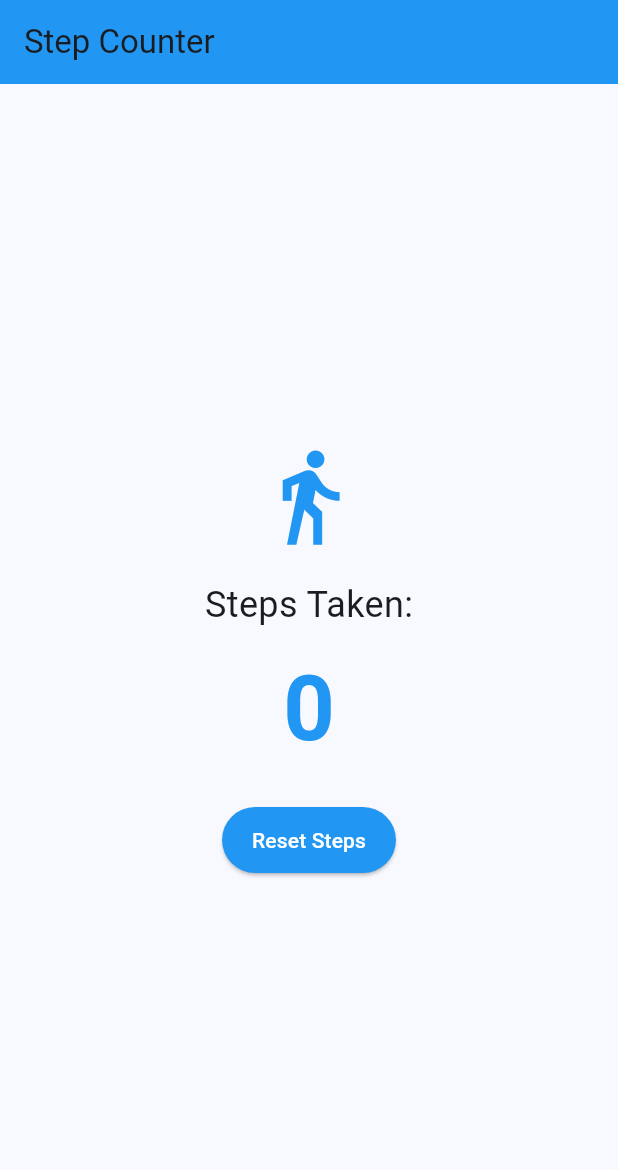
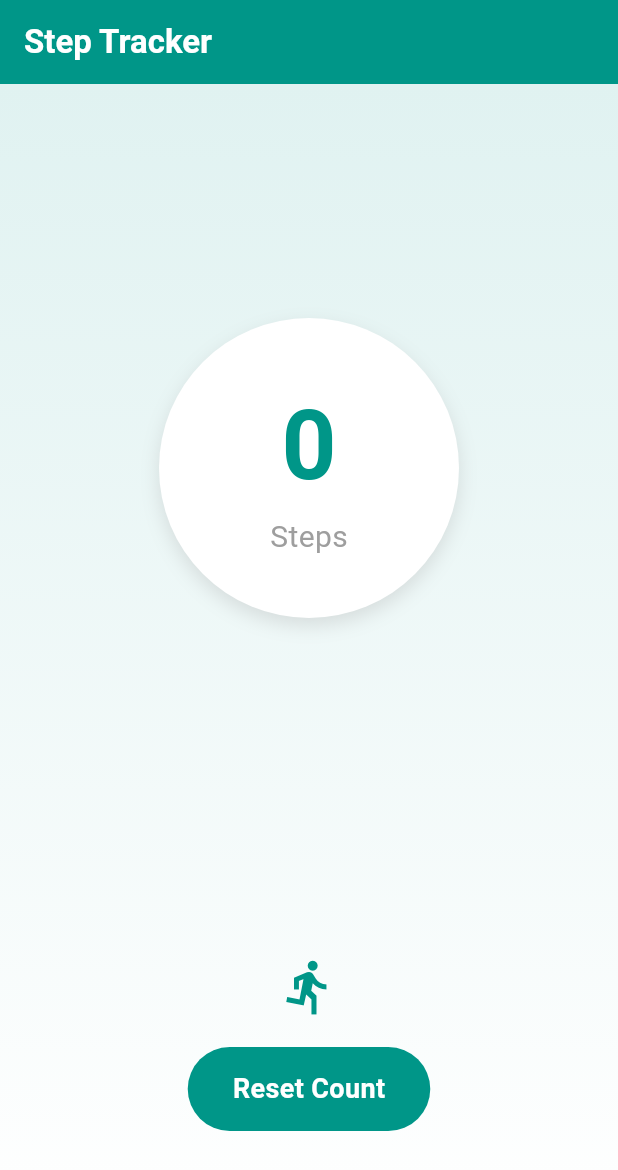
Before and after one commit to ghanshyam086/Odoo_x_CHARUSAT-Neural_Nexus, a Flutter app: the StepCounterScreen screen opened directly, on a phone screen of 412 x 824 dp. Shown: the top 1170 px of the screen. Run offline on Flutter 3.47's test engine with Material 3 defaults, Android fonts, the phone set to English and light mode, and no system bars; our stand-ins replace animated_text_kit, cached_network_image, fl_chart, flutter_spinkit, geolocator, google_maps_flutter and 4 more; accounts and stored records are empty.

Commit message:
Perfeclty Work StepCounter And iu This Profile Work

```diff
--- a/Frontend/lib/PortSection/ConfigFile.dart
+++ b/Frontend/lib/PortSection/ConfigFile.dart
@@ -1,5 +1,5 @@
 // lib/PortSection/ConfigFile.dart
-const String baseUrl = 'http://172.16.218.244:3000/';
+const String baseUrl = 'http://172.16.218.160:3000/';
 const String registration = '${baseUrl}registration';
 const String login = '${baseUrl}login';
 const String addTodo = '${baseUrl}storeTodo';
--- a/Frontend/lib/Step_Counter.dart
+++ b/Frontend/lib/Step_Counter.dart
@@ -13,9 +13,13 @@ class StepCounterApp extends StatelessWidget {
 
   @override
   Widget build(BuildContext context) {
-    return const MaterialApp(
+    return MaterialApp(
       debugShowCheckedModeBanner: false,
-      home: StepCounterScreen(),
+      theme: ThemeData(
+        primaryColor: Colors.teal,
+        scaffoldBackgroundColor: Colors.grey[100],
+      ),
+      home: const StepCounterScreen(),
     );
   }
 }
@@ -38,7 +42,6 @@ class _StepCounterScreenState extends State<StepCounterScreen> {
   }
 
   Future<void> _initializePedometer() async {
-    // Request necessary permissions
     var status = await Permission.activityRecognition.request();
     if (status.isGranted) {
       _stepSubscription = Pedometer.stepCountStream.listen(
@@ -74,40 +77,105 @@ class _StepCounterScreenState extends State<StepCounterScreen> {
   Widget build(BuildContext context) {
     return Scaffold(
       appBar: AppBar(
-        title: const Text("Step Counter"),
-        backgroundColor: Colors.blue,
+        title: const Text(
+          "Step Tracker",
+          style: TextStyle(
+            fontWeight: FontWeight.bold,
+            color: Colors.white,
           ),
-      body: Center(
+        ),
+        backgroundColor: Colors.teal,
+        elevation: 0,
+      ),
+      body: Container(
+        decoration: BoxDecoration(
+          gradient: LinearGradient(
+            begin: Alignment.topCenter,
+            end: Alignment.bottomCenter,
+            colors: [Colors.teal[50]!, Colors.white],
+          ),
+        ),
+        child: Column(
+          children: [
+            // Header section with circular step display
+            Expanded(
+              flex: 2,
+              child: Center(
+                child: Container(
+                  width: 200,
+                  height: 200,
+                  decoration: BoxDecoration(
+                    shape: BoxShape.circle,
+                    color: Colors.white,
+                    boxShadow: [
+                      BoxShadow(
+                        color: Colors.grey.withOpacity(0.3),
+                        blurRadius: 10,
+                        offset: const Offset(0, 5),
+                      ),
+                    ],
+                  ),
+                  child: Column(
+                    mainAxisAlignment: MainAxisAlignment.center,
+                    children: [
+                      Text(
+                        "$_steps",
+                        style: const TextStyle(
+                          fontSize: 64,
+                          fontWeight: FontWeight.bold,
+                          color: Colors.teal,
+                        ),
+                      ),
+                      const Text(
+                        "Steps",
+                        style: TextStyle(
+                          fontSize: 20,
+                          color: Colors.grey,
+                        ),
+                      ),
+                    ],
+                  ),
+                ),
+              ),
+            ),
+            // Footer section with reset button and icon
+            Expanded(
+              flex: 1,
               child: Column(
                 mainAxisAlignment: MainAxisAlignment.center,
                 children: [
                   const Icon(
-              Icons.directions_walk,
-              size: 70,
-              color: Colors.blue,
+                    Icons.directions_run,
+                    size: 40,
+                    color: Colors.teal,
                   ),
                   const SizedBox(height: 20),
-            const Text(
-              "Steps Taken:",
-              style: TextStyle(fontSize: 24),
-            ),
-            const SizedBox(height: 10),
-            Text(
-              "$_steps",
-              style: const TextStyle(fontSize: 60, fontWeight: FontWeight.bold, color: Colors.blue),
-            ),
-            const SizedBox(height: 20),
-            ElevatedButton(
-              onPressed: () {
+                  GestureDetector(
+                    onTap: () {
                       setState(() {
                         _steps = 0;
                       });
                     },
-              child: const Text("Reset Steps"),
-              style: ElevatedButton.styleFrom(
-                backgroundColor: Colors.blue,
-                foregroundColor: Colors.white,
-                padding: const EdgeInsets.symmetric(horizontal: 20, vertical: 12),
+                    child: Container(
+                      padding: const EdgeInsets.symmetric(
+                        horizontal: 30,
+                        vertical: 15,
+                      ),
+                      decoration: BoxDecoration(
+                        color: Colors.teal,
+                        borderRadius: BorderRadius.circular(30),
+                      ),
+                      child: const Text(
+                        "Reset Count",
+                        style: TextStyle(
+                          color: Colors.white,
+                          fontSize: 18,
+                          fontWeight: FontWeight.bold,
+                        ),
+                      ),
+                    ),
+                  ),
+                ],
               ),
             ),
           ],
--- a/Frontend/lib/main.dart
+++ b/Frontend/lib/main.dart
@@ -5,6 +5,7 @@ import 'package:fitsync/StepCounter.dart';
 import './LoginSignupCompnent/LoginPage.dart';
 import 'hospital_finder/hospital_finder_screen.dart';
 import 'package:fitsync/Step_Counter.dart';
+import 'package:fitsync/StepCounter.dart';
 
 void main() {
   runApp(const MyApp());
@@ -26,7 +27,7 @@ class MyApp extends StatelessWidget {
         ),
         useMaterial3: true,
       ),
-      home: const StepCounterApp(), // HomePage as the root screen
+      home: const LoginPage(), // HomePage as the root screen
     );
   }
 }
```
Also changed, not shown: Frontend/lib/StepCounter.dart (+137 -37 lines). Lines whose indentation alone changed are shown as unchanged.
